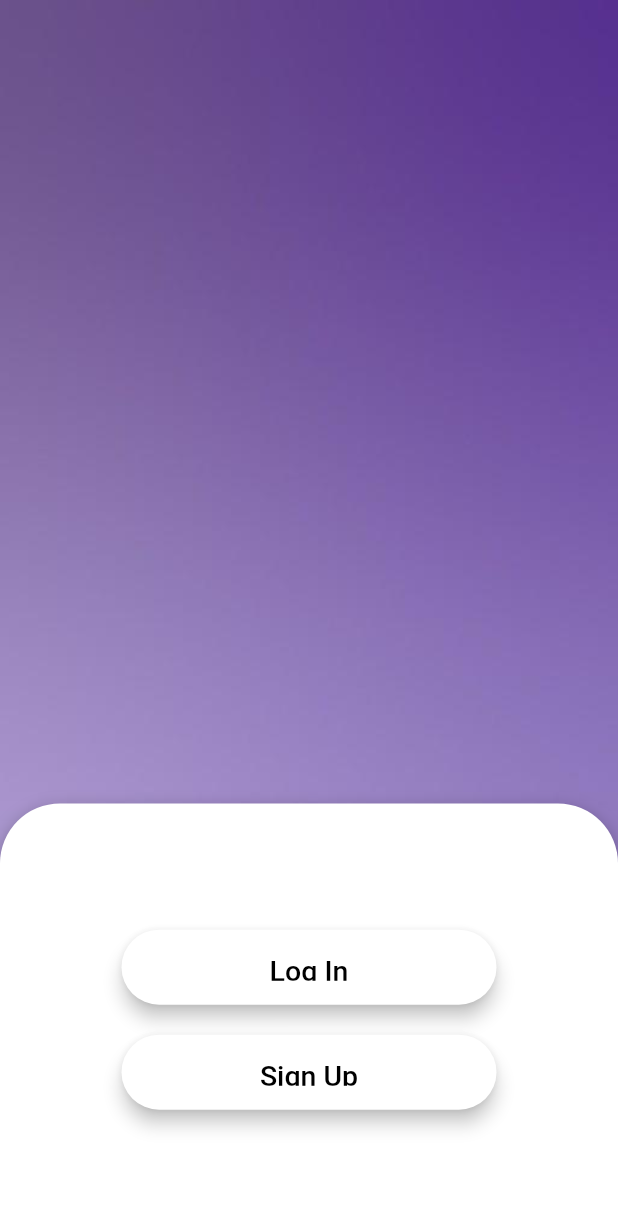
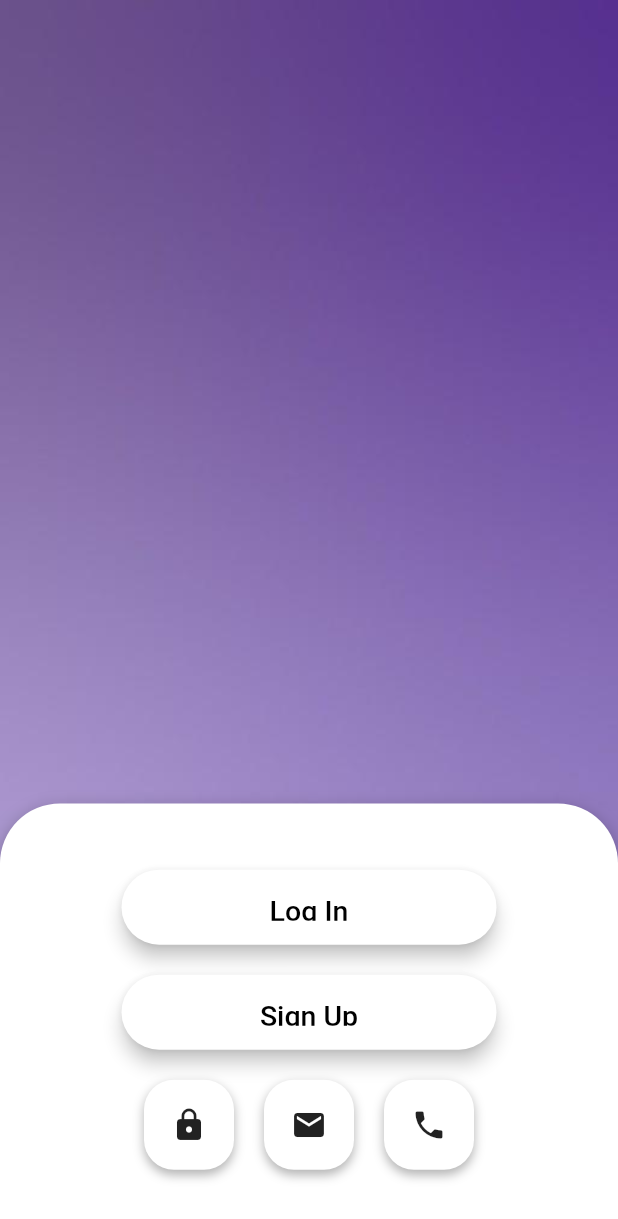
Before and after one commit to rudranil723/glitch, a Flutter app: the screen it shows after launch, on a phone screen of 412 x 824 dp. Shown: the top 1219 px of the screen. Run offline on Flutter 3.47's test engine with Material 2 defaults, Android fonts, the phone set to English and light mode, and no system bars; Roboto replaces fonts that are missing (SF Pro).

Commit message:
home screen okay

```diff
--- a/lib/screens/home_screen.dart
+++ b/lib/screens/home_screen.dart
@@ -40,7 +40,7 @@ class HomeScreen extends StatelessWidget {
                   ),
                 ],
               ),
-              // Buttons
+              // Buttons and Icons
               child: Column(
                 mainAxisAlignment: MainAxisAlignment.center,
                 children: [
@@ -97,6 +97,84 @@ class HomeScreen extends StatelessWidget {
                       ),
                     ),
                   ),
+                  SizedBox(
+                      height: 20.0), // Add spacing between buttons and icons
+                  Row(
+                    mainAxisAlignment: MainAxisAlignment.center,
+                    children: [
+                      Container(
+                        decoration: BoxDecoration(
+                          color: Colors.white, // White background color
+                          borderRadius:
+                              BorderRadius.circular(20.0), // Rounded edges
+                          boxShadow: [
+                            BoxShadow(
+                              color:
+                                  Colors.black.withOpacity(0.3), // Shadow color
+                              blurRadius: 5.0, // Blur radius
+                              offset: Offset(0, 3), // Shadow offset
+                            ),
+                          ],
+                        ),
+                        padding:
+                            EdgeInsets.all(6.0), // Padding for the icon button
+                        child: IconButton(
+                          onPressed: () {
+                            // Add your logic for the first icon button
+                          },
+                          icon: Icon(Icons.lock),
+                        ),
+                      ),
+                      SizedBox(width: 20.0), // Add spacing between icon buttons
+                      Container(
+                        decoration: BoxDecoration(
+                          color: Colors.white, // White background color
+                          borderRadius:
+                              BorderRadius.circular(20.0), // Rounded edges
+                          boxShadow: [
+                            BoxShadow(
+                              color:
+                                  Colors.black.withOpacity(0.3), // Shadow color
+                              blurRadius: 5.0, // Blur radius
+                              offset: Offset(0, 3), // Shadow offset
+                            ),
+                          ],
+                        ),
+                        padding:
+                            EdgeInsets.all(6.0), // Padding for the icon button
+                        child: IconButton(
+                          onPressed: () {
+                            // Add your logic for the second icon button
+                          },
+                          icon: Icon(Icons.email),
+                        ),
+                      ),
+                      SizedBox(width: 20.0), // Add spacing between icon buttons
+                      Container(
+                        decoration: BoxDecoration(
+                          color: Colors.white, // White background color
+                          borderRadius:
+                              BorderRadius.circular(20.0), // Rounded edges
+                          boxShadow: [
+                            BoxShadow(
+                              color:
+                                  Colors.black.withOpacity(0.3), // Shadow color
+                              blurRadius: 5.0, // Blur radius
+                              offset: Offset(0, 3), // Shadow offset
+                            ),
+                          ],
+                        ),
+                        padding:
+                            EdgeInsets.all(6.0), // Padding for the icon button
+                        child: IconButton(
+                          onPressed: () {
+                            // Add your logic for the third icon button
+                          },
+                          icon: Icon(Icons.phone),
+                        ),
+                      ),
+                    ],
+                  ),
                 ],
               ),
             ),
```
